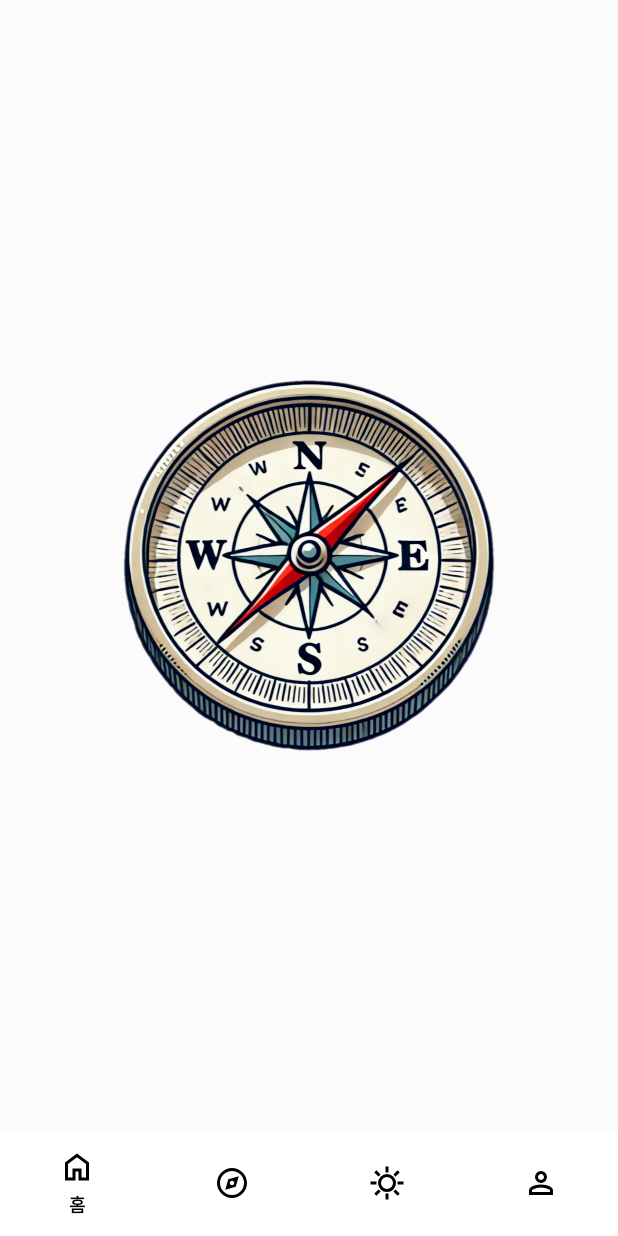
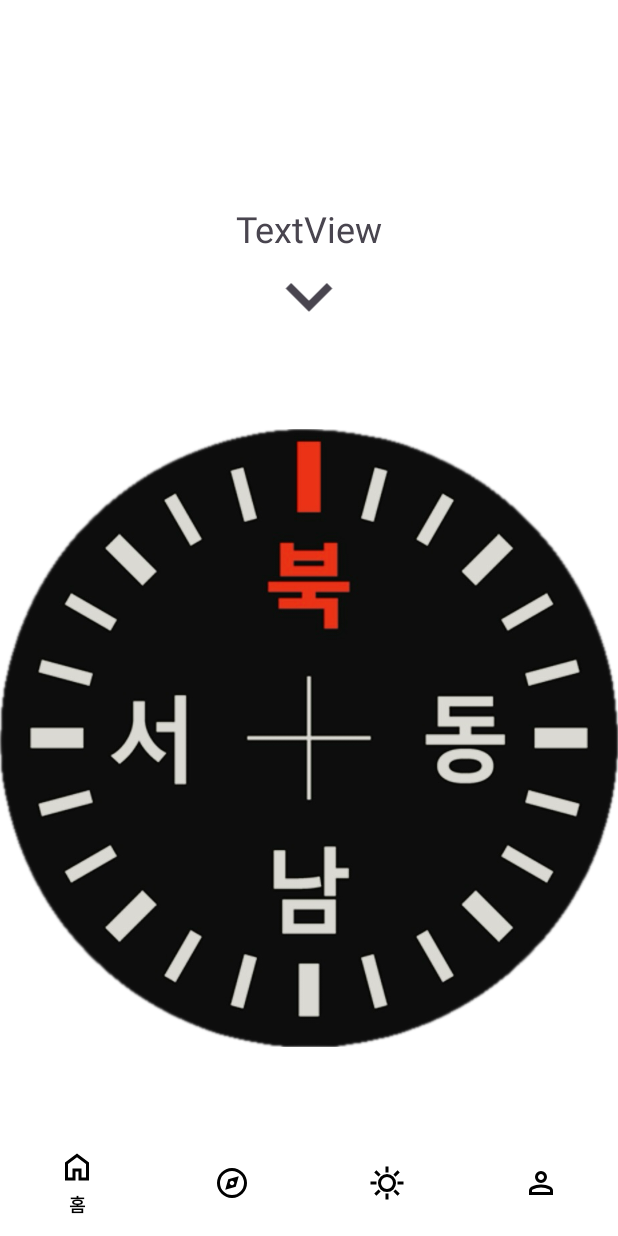
Before and after one commit to seongukHEO/MyMountain, an Android app: the fragment LocationFragment placed in its activity, on a phone screen of 412 x 824 dp. Run offline under Robolectric (Android 15) with nearby library versions, the phone set to English and light mode, and no system bars.

Commit message:
feat : 나침반 완벽 구현

```diff
--- a/app/src/main/java/com/example/my_mountain/ui/location/LocationFragment.kt
+++ b/app/src/main/java/com/example/my_mountain/ui/location/LocationFragment.kt
@@ -1,5 +1,6 @@
 package com.example.my_mountain.ui.location
 
+import android.annotation.SuppressLint
 import android.content.Context
 import android.hardware.Sensor
 import android.hardware.SensorEvent
@@ -61,26 +62,49 @@ class LocationFragment : Fragment(), SensorEventListener {
         sensorManager.unregisterListener(this)
     }
 
+    @SuppressLint("SetTextI18n")
     override fun onSensorChanged(event: SensorEvent) {
-        when(event.sensor.type){
+        when(event.sensor.type) {
             Sensor.TYPE_ACCELEROMETER -> gravity = event.values.clone()
             Sensor.TYPE_MAGNETIC_FIELD -> geomagnetic = event.values.clone()
         }
 
-        if (gravity.isNotEmpty() && geomagnetic.isNotEmpty()){
+        if (gravity.isNotEmpty() && geomagnetic.isNotEmpty()) {
             val R = FloatArray(9)
             val I = FloatArray(9)
             val success = SensorManager.getRotationMatrix(R, I, gravity, geomagnetic)
-            if (success){
+            if (success) {
                 val orientation = FloatArray(3)
                 SensorManager.getOrientation(R, orientation)
                 val azimuthInRadians = orientation[0]
-                val azimuthInDegrees = Math.toDegrees(azimuthInRadians.toDouble()).toFloat()
+                var azimuthInDegrees = Math.toDegrees(azimuthInRadians.toDouble()).toFloat()
 
+                // 음수일 경우 360을 더해 양수로 변환
+                if (azimuthInDegrees < 0) {
+                    azimuthInDegrees += 360
+                }
+
+                // 방향 회전 애니메이션
                 compassImageView.rotation = -azimuthInDegrees
+
+                // 현재 각도에 따른 방향 텍스트 설정
+                val direction = when {
+                    azimuthInDegrees >= 337.5 || azimuthInDegrees < 22.5 -> "북"
+                    azimuthInDegrees >= 22.5 && azimuthInDegrees < 67.5 -> "북동"
+                    azimuthInDegrees >= 67.5 && azimuthInDegrees < 112.5 -> "동"
+                    azimuthInDegrees >= 112.5 && azimuthInDegrees < 157.5 -> "남동"
+                    azimuthInDegrees >= 157.5 && azimuthInDegrees < 202.5 -> "남"
+                    azimuthInDegrees >= 202.5 && azimuthInDegrees < 247.5 -> "남서"
+                    azimuthInDegrees >= 247.5 && azimuthInDegrees < 292.5 -> "서"
+                    else -> "북서"
+                }
+
+                // 방향과 각도를 TextView에 표시
+                binding.textCurrentLocation.text = "현재 방향: ${azimuthInDegrees.toInt()}° ($direction)"
             }
         }
     }
+
 
     override fun onAccuracyChanged(sensor: Sensor?, accuracy: Int) {
 
--- /dev/null
+++ b/app/src/main/res/drawable/arrow_down.xml
@@ -0,0 +1,10 @@
+<vector xmlns:android="http://schemas.android.com/apk/res/android"
+    android:width="24dp"
+    android:height="24dp"
+    android:viewportWidth="960"
+    android:viewportHeight="960"
+    android:tint="?attr/colorControlNormal">
+  <path
+      android:fillColor="@android:color/white"
+      android:pathData="M480,616L240,376L296,320L480,504L664,320L720,376L480,616Z"/>
+</vector>
--- a/app/src/main/res/layout/fragment_location.xml
+++ b/app/src/main/res/layout/fragment_location.xml
@@ -1,15 +1,39 @@
 <?xml version="1.0" encoding="utf-8"?>
-<RelativeLayout xmlns:android="http://schemas.android.com/apk/res/android"
+<LinearLayout xmlns:android="http://schemas.android.com/apk/res/android"
     xmlns:app="http://schemas.android.com/apk/res-auto"
     xmlns:tools="http://schemas.android.com/tools"
     android:layout_width="match_parent"
     android:layout_height="match_parent"
-    android:background="#FBFBFB"
+    android:layout_centerInParent="true"
+    android:background="#FFFFFF"
+    android:orientation="vertical"
     tools:context=".ui.location.LocationFragment">
+
+    <LinearLayout
+        android:layout_width="match_parent"
+        android:layout_height="230dp"
+        android:orientation="vertical">
+
+        <TextView
+            android:id="@+id/textCurrentLocation"
+            android:layout_width="match_parent"
+            android:layout_height="wrap_content"
+            android:layout_marginTop="140dp"
+            android:text="TextView"
+            android:textAlignment="center"
+            android:textSize="24dp" />
+
+        <ImageView
+            android:id="@+id/imageView"
+            android:layout_width="match_parent"
+            android:layout_height="match_parent"
+            android:src="@drawable/arrow_down" />
+    </LinearLayout>
 
     <ImageView
         android:id="@+id/imageLocation"
         android:layout_width="wrap_content"
         android:layout_height="wrap_content"
-        android:src="@drawable/location" />
-</RelativeLayout>
+        android:src="@drawable/img" />
+
+</LinearLayout>
--- a/app/src/main/res/layout/fragment_my_page.xml
+++ b/app/src/main/res/layout/fragment_my_page.xml
@@ -59,7 +59,7 @@
             android:textColor="@color/black"
             android:textSize="16sp"
             app:cornerRadius="10dp"
-            app:icon="@drawable/compass_png"
+            app:icon="@drawable/compass_logo"
             app:iconTint="@color/black" />
 
         <Button
--- a/app/src/main/res/menu/bottom_navi.xml
+++ b/app/src/main/res/menu/bottom_navi.xml
@@ -10,7 +10,7 @@
     <item
         android:id="@+id/compass_menu"
         android:enabled="true"
-        android:icon="@drawable/compass_png"
+        android:icon="@drawable/compass_logo"
         android:title="나침반" />
     <item
         android:id="@+id/weather_menu"
```
Also changed, not shown: app/src/main/res/drawable/compass_logo.xml (renamed from app/src/main/res/drawable/compass_png.xml), app/src/main/res/drawable/compass_real.jpeg (added), app/src/main/res/drawable/compass_sharp.jpeg (added), app/src/main/res/drawable/img.png (added), app/src/main/res/drawable/img_1.png (added), app/src/main/res/drawable/img_2.png (added), app/src/main/res/drawable/img_3.png (added), app/src/main/res/drawable/img_4.png (added), app/src/main/res/drawable/img_5.png (added), app/src/main/res/drawable/img_6.png (added), app/src/main/res/drawable/img_7.png (added), app/src/main/res/drawable/img_8.png (added), app/src/main/res/drawable/img_9.png (added), app/src/main/res/drawable/sharp_compass.jpeg (added).
